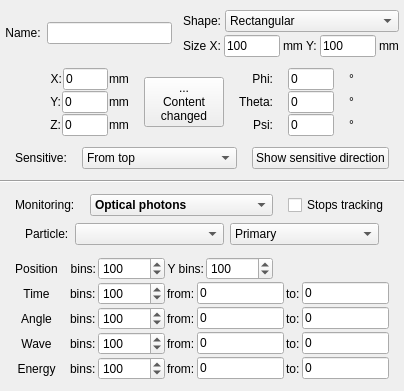
The window that src/gui/MainWindowTools/amonitordelegateform.ui (andrmor/ANTS2) describes before a commit, drawn with Qt 5.
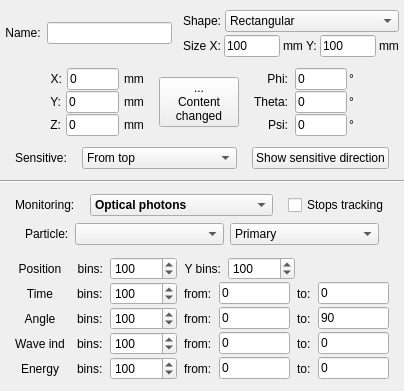
The same window after the commit.

Diff of the .ui file:
```diff
--- a/src/gui/MainWindowTools/amonitordelegateform.ui
+++ b/src/gui/MainWindowTools/amonitordelegateform.ui
@@ -203,6 +203,9 @@
        </property>
        <item>
         <layout class="QHBoxLayout" name="horizontalLayout_5">
+         <property name="spacing">
+          <number>5</number>
+         </property>
          <item>
           <widget class="QLabel" name="label_5">
            <property name="text">
@@ -225,12 +228,18 @@
            <property name="text">
             <string>mm</string>
            </property>
+           <property name="alignment">
+            <set>Qt::AlignLeading|Qt::AlignLeft|Qt::AlignVCenter</set>
+           </property>
           </widget>
          </item>
         </layout>
        </item>
        <item>
         <layout class="QHBoxLayout" name="horizontalLayout_6">
+         <property name="spacing">
+          <number>5</number>
+         </property>
          <item>
           <widget class="QLabel" name="label_8">
            <property name="text">
@@ -253,12 +262,18 @@
            <property name="text">
             <string>mm</string>
            </property>
+           <property name="alignment">
+            <set>Qt::AlignLeading|Qt::AlignLeft|Qt::AlignVCenter</set>
+           </property>
           </widget>
          </item>
         </layout>
        </item>
        <item>
         <layout class="QHBoxLayout" name="horizontalLayout_7">
+         <property name="spacing">
+          <number>5</number>
+         </property>
          <item>
           <widget class="QLabel" name="label_10">
            <property name="text">
@@ -281,6 +296,9 @@
            <property name="text">
             <string>mm</string>
            </property>
+           <property name="alignment">
+            <set>Qt::AlignLeading|Qt::AlignLeft|Qt::AlignVCenter</set>
+           </property>
           </widget>
          </item>
         </layout>
@@ -298,6 +316,9 @@
      </item>
      <item>
       <layout class="QHBoxLayout" name="horizontalLayout_8">
+       <property name="spacing">
+        <number>2</number>
+       </property>
        <property name="rightMargin">
         <number>50</number>
        </property>
@@ -306,6 +327,9 @@
          <property name="spacing">
           <number>1</number>
          </property>
+         <property name="rightMargin">
+          <number>5</number>
+         </property>
          <item>
           <widget class="QLabel" name="label_12">
            <property name="text">
@@ -670,7 +694,7 @@
        <item>
         <widget class="QLabel" name="labWave">
          <property name="text">
-          <string>Wave</string>
+          <string>Wave ind</string>
          </property>
          <property name="alignment">
           <set>Qt::AlignCenter</set>
@@ -696,6 +720,9 @@
        </property>
        <item>
         <layout class="QHBoxLayout" name="horizontalLayout_14">
+         <property name="spacing">
+          <number>7</number>
+         </property>
          <item>
           <widget class="QLabel" name="label_37">
            <property name="text">
@@ -759,6 +786,9 @@
        </item>
        <item>
         <layout class="QHBoxLayout" name="horizontalLayout_15">
+         <property name="spacing">
+          <number>7</number>
+         </property>
          <item>
           <widget class="QLabel" name="label_22">
            <property name="text">
@@ -811,6 +841,9 @@
        </item>
        <item>
         <layout class="QHBoxLayout" name="horizontalLayout_16">
+         <property name="spacing">
+          <number>7</number>
+         </property>
          <item>
           <widget class="QLabel" name="label_28">
            <property name="text">
@@ -855,7 +888,7 @@
          <item>
           <widget class="QLineEdit" name="ledAngleTo">
            <property name="text">
-            <string>0</string>
+            <string>90</string>
            </property>
           </widget>
          </item>
@@ -863,6 +896,9 @@
        </item>
        <item>
         <layout class="QHBoxLayout" name="horizontalLayout_4">
+         <property name="spacing">
+          <number>7</number>
+         </property>
          <property name="topMargin">
           <number>0</number>
          </property>
@@ -918,6 +954,9 @@
        </item>
        <item>
         <layout class="QHBoxLayout" name="horizontalLayout_20">
+         <property name="spacing">
+          <number>7</number>
+         </property>
          <property name="topMargin">
           <number>0</number>
          </property>
```
Left out of the diff: 33 changed lines with no effect on the pictures.
